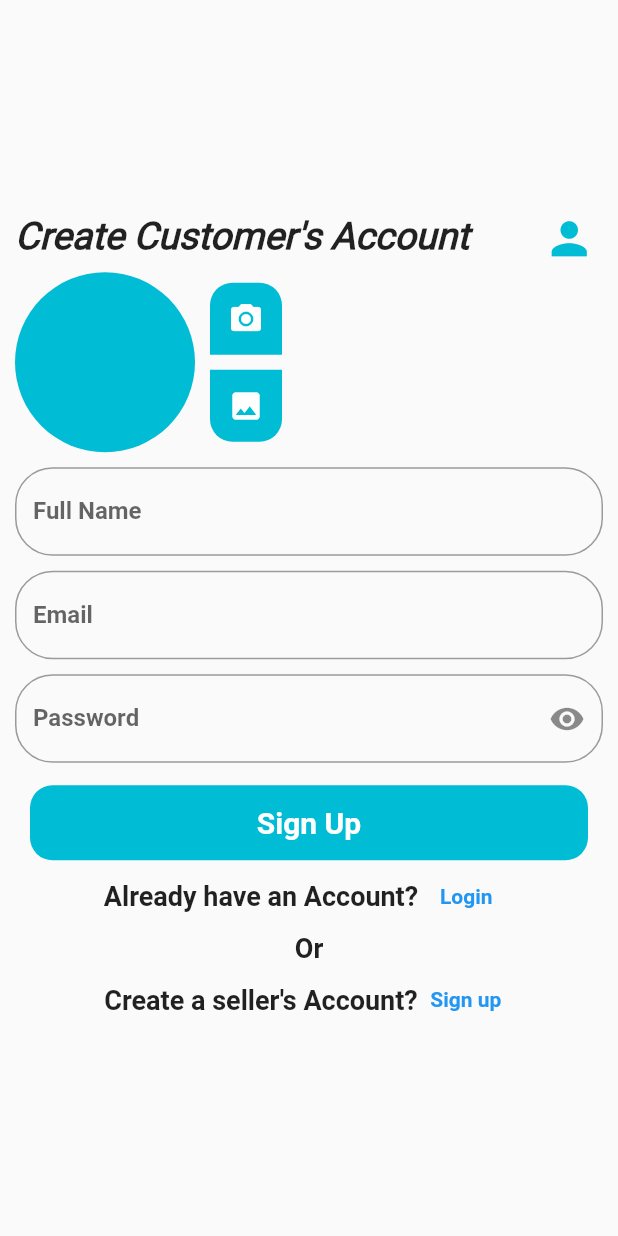
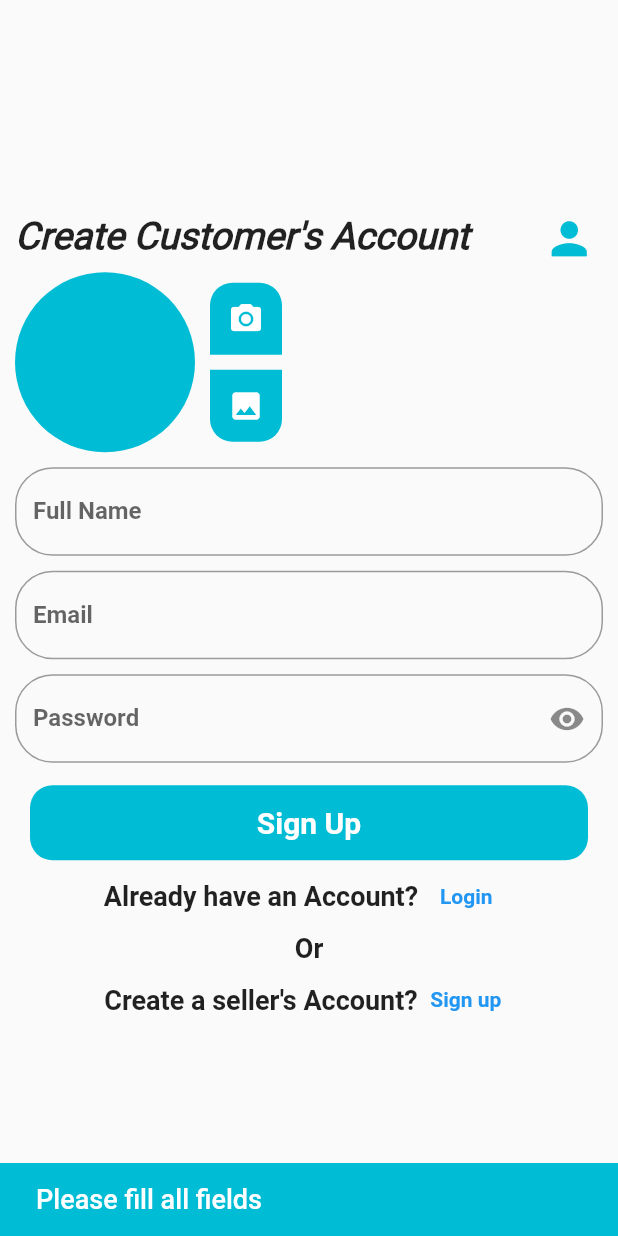
Before and after one commit to mbuguap/Multi-Vendor-Ecommerce, a Flutter app: the screen it shows after launch, after a tap on "Sign Up", on a phone screen of 412 x 824 dp. Run offline on Flutter 3.47's test engine with Material 2 defaults, Android fonts, the phone set to English and light mode, and no system bars; our stand-ins replace cloud_firestore, firebase_auth, firebase_core; accounts and stored records are empty.

Commit message:
snackbar

```diff
--- a/lib/controllers/auth_controller.dart
+++ b/lib/controllers/auth_controller.dart
@@ -1,21 +1,29 @@
+import 'package:cloud_firestore/cloud_firestore.dart';
 import 'package:firebase_auth/firebase_auth.dart';
 
 class AuthController {
   final FirebaseAuth _auth = FirebaseAuth.instance;
+  final FirebaseFirestore _firestore = FirebaseFirestore.instance;
+
   Future<String> signUpUsers(
       String fullName, String email, String password) async {
     String res = 'some error occured';
 
     try {
       if (fullName.isNotEmpty && email.isNotEmpty && password.isNotEmpty) {
-        await _auth.createUserWithEmailAndPassword(
+        UserCredential cred = await _auth.createUserWithEmailAndPassword(
             email: email, password: password);
 
+        await _firestore
+            .collection('users')
+            .doc(cred.user!.uid)
+            .set({"fullName": fullName, "email": email});
+
         res = 'success';
-        print('Account Created');
+        // print('Account Created');
       } else {
         res = 'Please fill all fields';
-        print('Please fill all fields');
+        // print('Please fill all fields');
       }
     } catch (e) {
       res = e.toString();
--- /dev/null
+++ b/lib/controllers/snack_bar_controller.dart
@@ -0,0 +1,10 @@
+import 'package:flutter/material.dart';
+
+snackBar(String title, BuildContext context) {
+  ScaffoldMessenger.of(context).showSnackBar(SnackBar(
+      backgroundColor: Colors.cyan,
+      content: Text(
+        title,
+        style: TextStyle(fontSize: 18, fontWeight: FontWeight.w500),
+      )));
+}
--- a/lib/main.dart
+++ b/lib/main.dart
@@ -4,9 +4,7 @@ import 'package:multi_vendor/views/auth/landing_customer_screen.dart';
 
 void main() async {
   WidgetsFlutterBinding.ensureInitialized();
-  await Firebase.initializeApp().then((value) {
-    print('Completed');
-  });
+  await Firebase.initializeApp().then((value) {});
   runApp(const MyApp());
 }
 
--- a/lib/views/auth/landing_customer_screen.dart
+++ b/lib/views/auth/landing_customer_screen.dart
@@ -1,5 +1,6 @@
 import 'package:flutter/material.dart';
 import 'package:multi_vendor/controllers/auth_controller.dart';
+import 'package:multi_vendor/controllers/snack_bar_controller.dart';
 
 class LandingCustomerScreen extends StatefulWidget {
   @override
@@ -12,6 +13,26 @@ class _LandingCustomerScreenState extends State<LandingCustomerScreen> {
   final TextEditingController _emailController = TextEditingController();
   final TextEditingController _passwordController = TextEditingController();
   bool passwordVisable = true;
+
+  bool isLoading = false;
+
+  signUp() async {
+    setState(() {
+      isLoading = true;
+    });
+    String res = await _authController.signUpUsers(_fullNameController.text,
+        _emailController.text, _passwordController.text);
+
+    setState(() {
+      isLoading = false;
+    });
+
+    if (res != 'success') {
+      return snackBar(res, context);
+    } else {
+      print('You have navigated to the Home Screen');
+    }
+  }
 
   @override
   Widget build(BuildContext context) {
@@ -137,8 +158,7 @@ class _LandingCustomerScreenState extends State<LandingCustomerScreen> {
                     ),
                     GestureDetector(
                       onTap: () {
-                        _authController.signUpUsers(_fullNameController.text,
-                            _emailController.text, _passwordController.text);
+                        signUp();
                       },
                       child: Container(
                         width: MediaQuery.of(context).size.width - 40,
@@ -147,7 +167,11 @@ class _LandingCustomerScreenState extends State<LandingCustomerScreen> {
                             color: Colors.cyan,
                             borderRadius: BorderRadius.circular(15)),
                         child: Center(
-                          child: Text(
+                          child: isLoading
+                              ? CircularProgressIndicator(
+                                  color: Colors.white,
+                                )
+                              : Text(
                                   'Sign Up',
                                   style: TextStyle(
                                       color: Colors.white,
```
Lines whose indentation alone changed are shown as unchanged.
